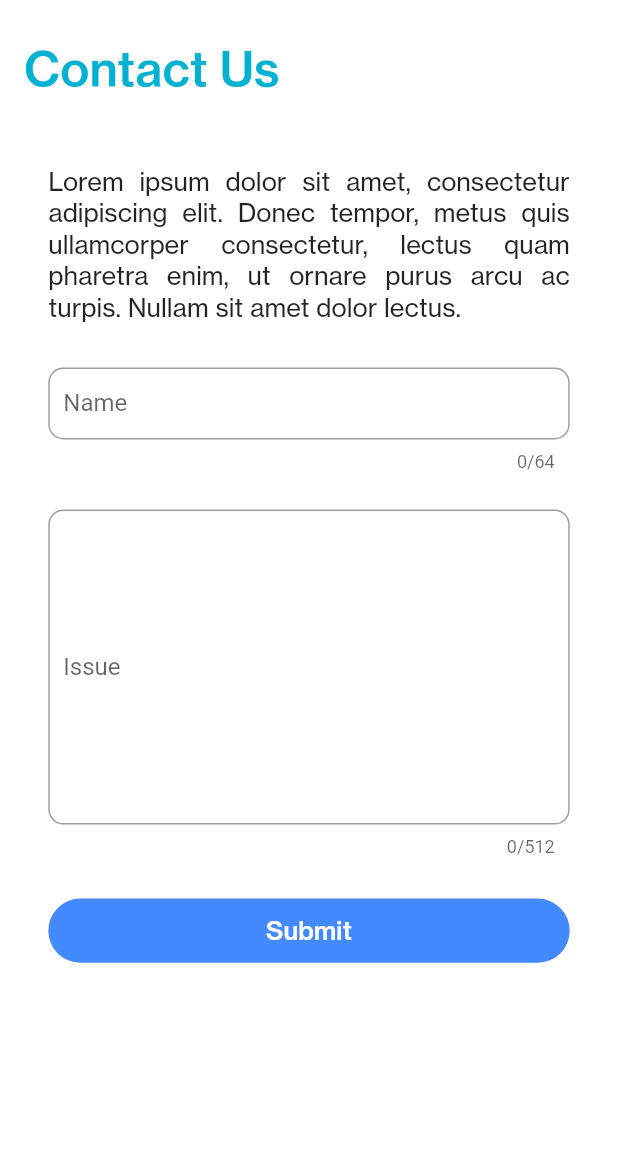
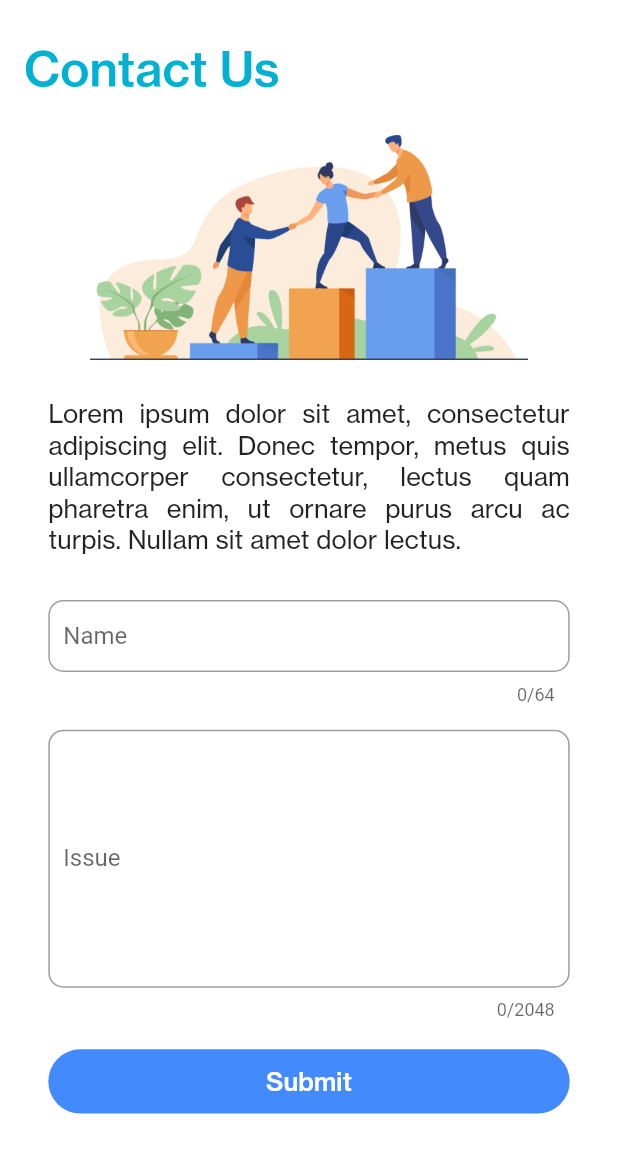
Before and after one commit to Mayur57/wlf-app, a Flutter app: the ContactUs screen opened by its route, on a phone screen of 412 x 824 dp. Shown: the top 1153 px of the screen. Run offline on Flutter 3.47's test engine with Material 2 defaults, Android fonts, the phone set to English and light mode, and no system bars; our stand-ins replace cached_network_image, cloud_firestore, expandable, firebase_auth, firebase_messaging, fluttertoast and 4 more; missing offline and left inert: mailer; accounts and stored records are empty; Roboto replaces fonts that are missing (assets/font/NHGTX-regular.ttf).

Commit message:
Contact Us Page Improvements

```diff
--- a/lib/screens/contactus.dart
+++ b/lib/screens/contactus.dart
@@ -17,7 +17,8 @@ class ContactUs extends StatefulWidget {
   _ContactUsState createState() => _ContactUsState();
 }
 
-class _ContactUsState extends State<ContactUs> with AutomaticKeepAliveClientMixin {
+class _ContactUsState extends State<ContactUs>
+    with AutomaticKeepAliveClientMixin {
   final _formKey = GlobalKey<FormState>();
   SendMail _sendMail = GetIt.I.get<SendMail>();
   TextEditingController _name = TextEditingController();
@@ -44,9 +45,7 @@ class _ContactUsState extends State<ContactUs> with AutomaticKeepAliveClientMixi
                     Text(
                       'Contact Us',
                       style: TextStyle(
-                          fontSize: 32,
-                          fontFamily: 'NHGTXM',
-                          color: mainColor),
+                          fontSize: 32, fontFamily: 'NHGTXM', color: mainColor),
                     ),
                   ],
                 )),
@@ -61,8 +60,12 @@ class _ContactUsState extends State<ContactUs> with AutomaticKeepAliveClientMixi
           child: Column(
             mainAxisAlignment: MainAxisAlignment.center,
             children: <Widget>[
+              Image.asset(
+                'assets/images/CU.png',
+                height: 150,
+              ),
               SizedBox(
-                height: 20,
+                height: 25,
               ),
               Container(
                 width: 84.37 * SizeConfig.widthSizeMultiplier,
@@ -109,11 +112,11 @@ class _ContactUsState extends State<ContactUs> with AutomaticKeepAliveClientMixi
                         },
                       ),
                       SizedBox(
-                        height: 3 * SizeConfig.heightSizeMultiplier,
+                        height: 2 * SizeConfig.heightSizeMultiplier,
                       ),
                       TextFormField(
-                        maxLength: 512,
-                        maxLines: 10,
+                        maxLength: 2048,
+                        maxLines: 8,
                         controller: _message,
                         onChanged: (value) {
                           setState(() => userMessage = value);
@@ -133,7 +136,7 @@ class _ContactUsState extends State<ContactUs> with AutomaticKeepAliveClientMixi
                         ),
                       ),
                       SizedBox(
-                        height: 3 * SizeConfig.heightSizeMultiplier,
+                        height: 2 * SizeConfig.heightSizeMultiplier,
                       ),
                       Align(
                         alignment: Alignment.center,
@@ -145,24 +148,25 @@ class _ContactUsState extends State<ContactUs> with AutomaticKeepAliveClientMixi
                               if (_formKey.currentState.validate()) {
                                 //send post request to server/send an email
                                 setState(() {
-                                  _name.text= "";
-                                  _message.text= "";
+                                  _name.text = "";
+                                  _message.text = "";
                                 });
-                                _sendMail.mail(username,userMessage);
+                                _sendMail.mail(username, userMessage);
                                 Fluttertoast.showToast(
-                                    msg: "Thank you for writing to us! \nWe'll get back to you in 48-72 hours",
+                                    msg:
+                                        "Thank you for writing to us! \nWe'll get back to you in 48-72 hours",
                                     toastLength: Toast.LENGTH_LONG,
                                     gravity: ToastGravity.CENTER,
                                     timeInSecForIosWeb: 1,
                                     backgroundColor: Colors.blue,
                                     textColor: Colors.white,
-                                    fontSize: 16.0
-                                );
+                                    fontSize: 16.0);
                               }
                             },
                             color: Colors.blueAccent,
                             shape: RoundedRectangleBorder(
-                                borderRadius: BorderRadius.circular(100)),
+                              borderRadius: BorderRadius.circular(100),
+                            ),
                             child: Text(
                               'Submit',
                               style: TextStyle(
```
Also changed, not shown: assets/images/CU.png (added), assets/images/contactus.png (added).
